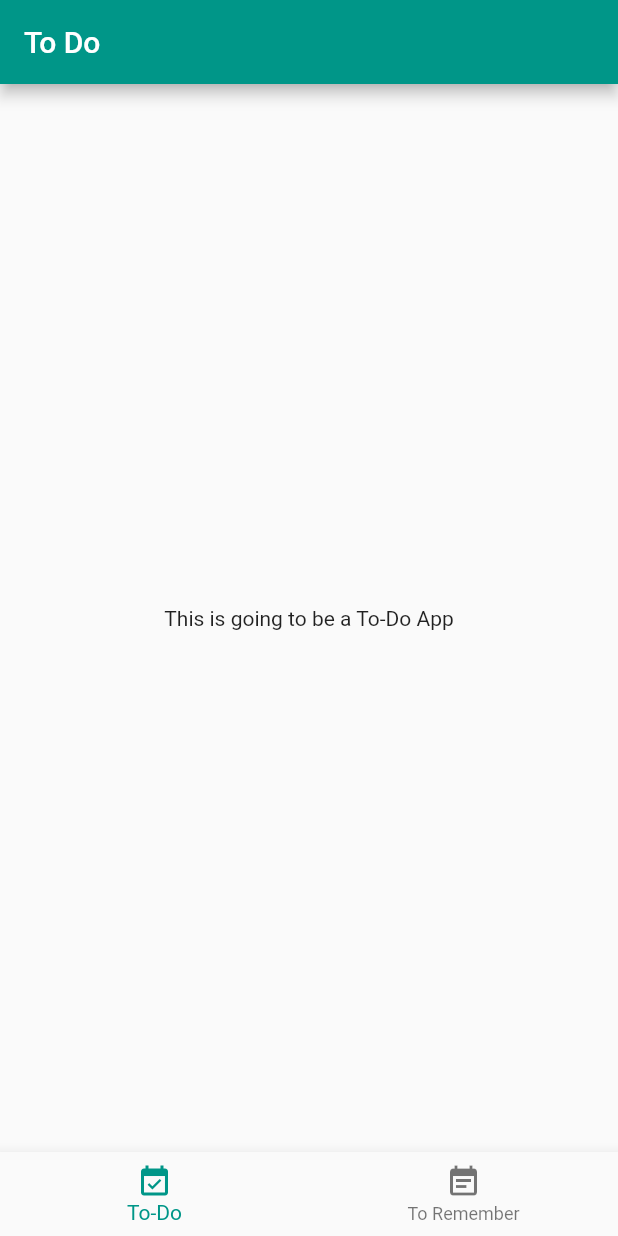
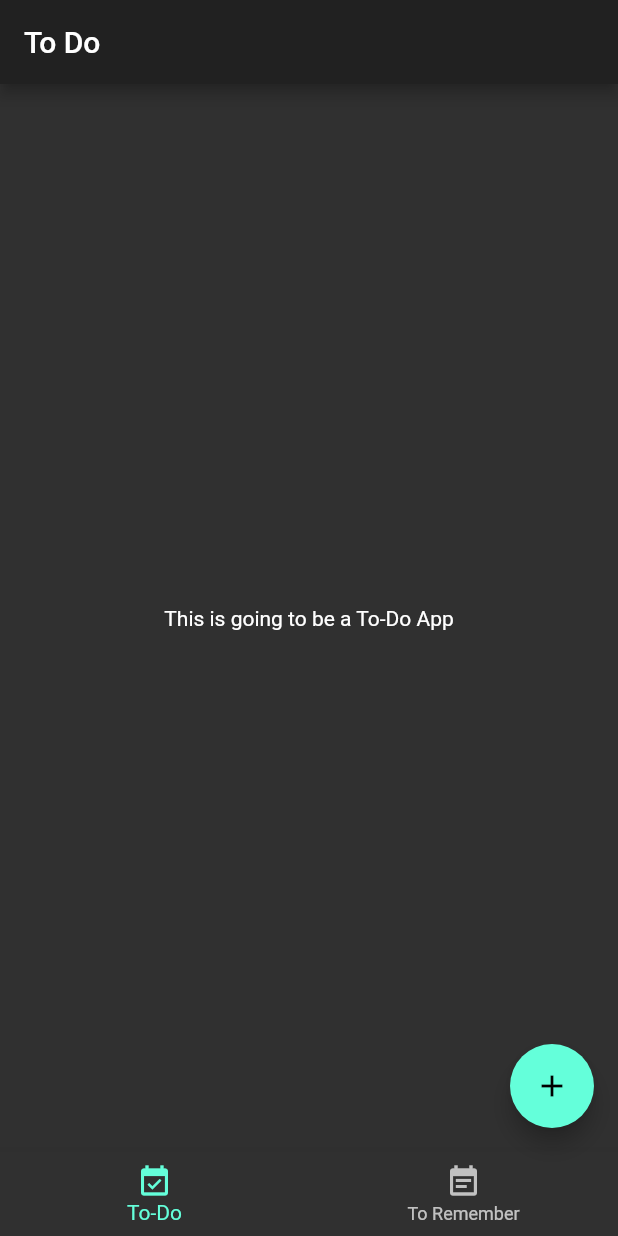
Before and after one commit to Debmalya99/todo_app_flutter, a Flutter app: the screen it shows after launch, on a phone screen of 412 x 824 dp. Run offline on Flutter 3.47's test engine with Material 2 defaults, Android fonts, the phone set to English and light mode, and no system bars.

Commit message:
Added the Add event button

```diff
--- a/lib/main.dart
+++ b/lib/main.dart
@@ -9,9 +9,7 @@ class MyApp extends StatelessWidget {
   Widget build(BuildContext context) {
     return MaterialApp(
       title: "Todo List",
-      theme: ThemeData(
-        primarySwatch: Colors.teal,
-      ),
+      theme: ThemeData.dark(),
       home: TodoApp(),
     );
   }
@@ -40,6 +38,11 @@ class _TodoApp extends State<TodoApp> {
               icon: Icon(Icons.event_note), title: Text("To Remember"))
         ],
       ),
+      floatingActionButton: FloatingActionButton(
+        onPressed: () => {},
+        child: const Icon(Icons.add),
+        tooltip: "Add event",
+      ),
     );
   }
 }
```
